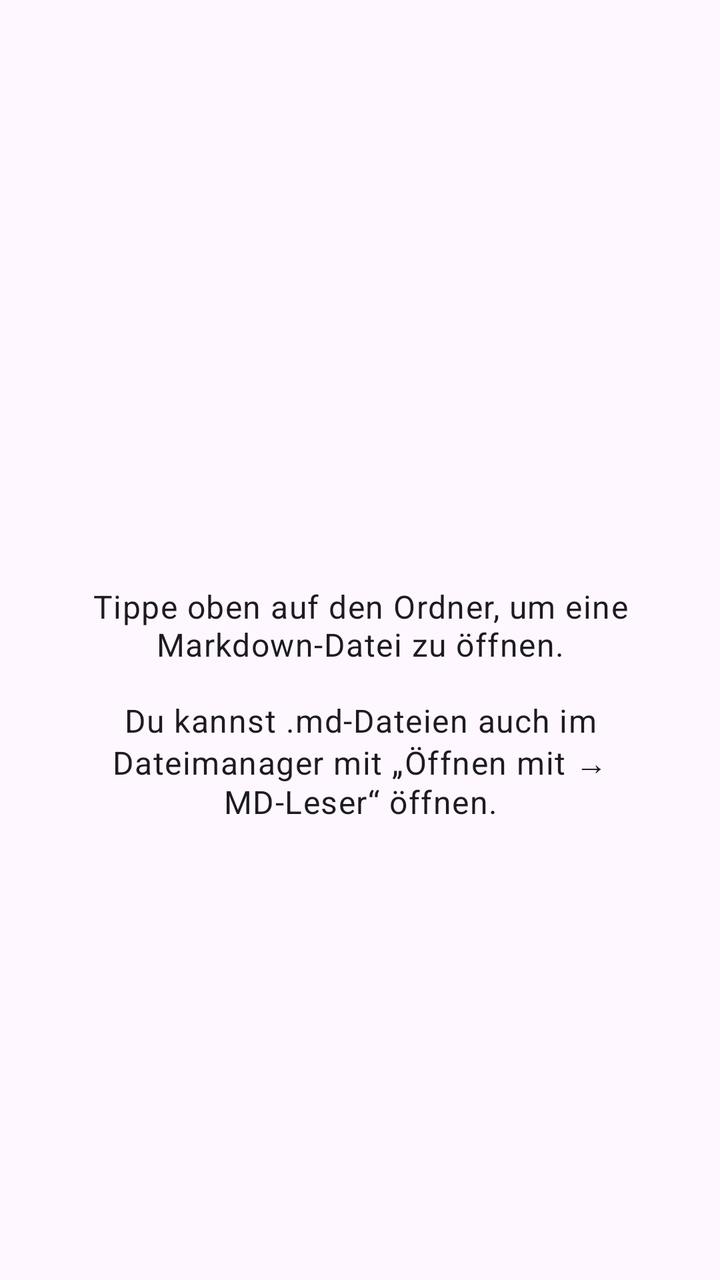
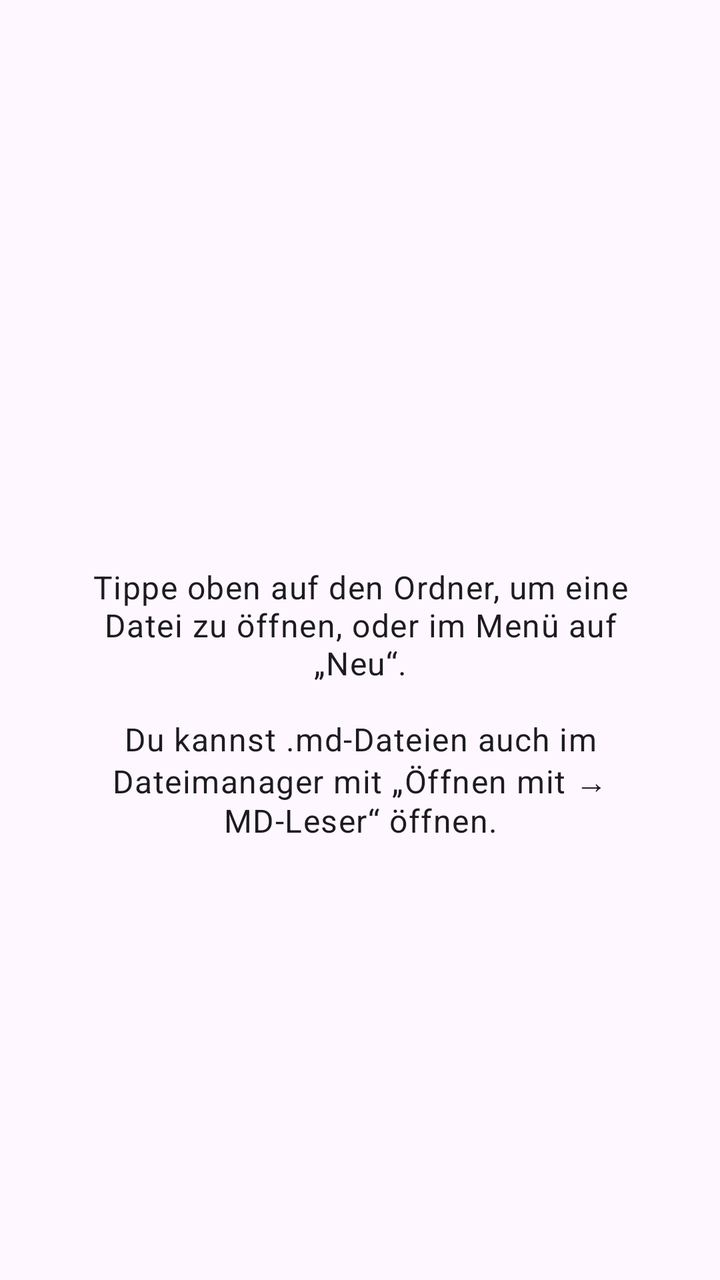

Compare the two renders of this Android layout. The source of the first and the diff that turns it into the second are given below.
<!-- AndroidManifest.xml: application theme Theme.MdLeser -->
<!-- res/layout/activity_main.xml -->
<?xml version="1.0" encoding="utf-8"?>
<LinearLayout xmlns:android="http://schemas.android.com/apk/res/android"
    android:id="@+id/root"
    android:layout_width="match_parent"
    android:layout_height="match_parent"
    android:orientation="vertical">

    <com.google.android.material.appbar.MaterialToolbar
        android:id="@+id/toolbar"
        android:layout_width="match_parent"
        android:layout_height="?attr/actionBarSize" />

    <FrameLayout
        android:layout_width="match_parent"
        android:layout_height="0dp"
        android:layout_weight="1">

        <androidx.core.widget.NestedScrollView
            android:id="@+id/scroll"
            android:layout_width="match_parent"
            android:layout_height="match_parent"
            android:visibility="gone">

            <TextView
                android:id="@+id/text"
                android:layout_width="match_parent"
                android:layout_height="wrap_content"
                android:lineSpacingMultiplier="1.15"
                android:paddingStart="18dp"
                android:paddingTop="12dp"
                android:paddingEnd="18dp"
                android:paddingBottom="48dp"
                android:textColor="?android:attr/textColorPrimary" />
        </androidx.core.widget.NestedScrollView>

        <TextView
            android:id="@+id/empty"
            android:layout_width="match_parent"
            android:layout_height="match_parent"
            android:gravity="center"
            android:padding="32dp"
            android:text="@string/leer"
            android:textAppearance="?attr/textAppearanceBodyLarge" />

        <ProgressBar
            android:id="@+id/progress"
            android:layout_width="wrap_content"
            android:layout_height="wrap_content"
            android:layout_gravity="center"
            android:visibility="gone" />
    </FrameLayout>
</LinearLayout>
<!-- resources referenced by this layout -->
<resources>
  <string name="leer">Tippe oben auf den Ordner, um eine Markdown-Datei zu öffnen.\n\nDu kannst .md-Dateien auch im Dateimanager mit „Öffnen mit → MD-Leser“ öffnen.</string>
  <style name="Theme.MdLeser" parent="Theme.Material3.DayNight.NoActionBar">
          <item name="android:statusBarColor">@android:color/transparent</item>
          <item name="android:navigationBarColor">@android:color/transparent</item>
      </style>
</resources>

<!-- the commit's change to res/layout/activity_main.xml (unified diff, before → after) -->
@@ -1,5 +1,6 @@
 <?xml version="1.0" encoding="utf-8"?>
 <LinearLayout xmlns:android="http://schemas.android.com/apk/res/android"
+    xmlns:tools="http://schemas.android.com/tools"
     android:id="@+id/root"
     android:layout_width="match_parent"
     android:layout_height="match_parent"
@@ -11,10 +12,12 @@
         android:layout_height="?attr/actionBarSize" />
 
     <FrameLayout
+        android:id="@+id/content"
         android:layout_width="match_parent"
         android:layout_height="0dp"
         android:layout_weight="1">
 
+        
         <androidx.core.widget.NestedScrollView
             android:id="@+id/scroll"
             android:layout_width="match_parent"
@@ -33,6 +36,26 @@
                 android:textColor="?android:attr/textColorPrimary" />
         </androidx.core.widget.NestedScrollView>
 
+        
+        <EditText
+            android:id="@+id/editor"
+            android:layout_width="match_parent"
+            android:layout_height="match_parent"
+            android:background="@null"
+            android:fontFamily="monospace"
+            android:gravity="top|start"
+            android:imeOptions="flagNoExtractUi"
+            android:importantForAutofill="no"
+            android:inputType="textMultiLine|textNoSuggestions"
+            android:paddingStart="12dp"
+            android:paddingTop="8dp"
+            android:paddingEnd="12dp"
+            android:paddingBottom="48dp"
+            android:scrollbars="vertical"
+            android:textColor="?android:attr/textColorPrimary"
+            android:visibility="gone"
+            tools:ignore="LabelFor" />
+
         <TextView
             android:id="@+id/empty"
             android:layout_width="match_parent"
<!-- resource entries referenced after the edit -->
@@ -1,6 +1,6 @@
 <!-- resources referenced by this layout -->
 <resources>
-  <string name="leer">Tippe oben auf den Ordner, um eine Markdown-Datei zu öffnen.\n\nDu kannst .md-Dateien auch im Dateimanager mit „Öffnen mit → MD-Leser“ öffnen.</string>
+  <string name="leer">Tippe oben auf den Ordner, um eine Datei zu öffnen, oder im Menü auf „Neu“.\n\nDu kannst .md-Dateien auch im Dateimanager mit „Öffnen mit → MD-Leser“ öffnen.</string>
   <style name="Theme.MdLeser" parent="Theme.Material3.DayNight.NoActionBar">
           <item name="android:statusBarColor">@android:color/transparent</item>
           <item name="android:navigationBarColor">@android:color/transparent</item>
